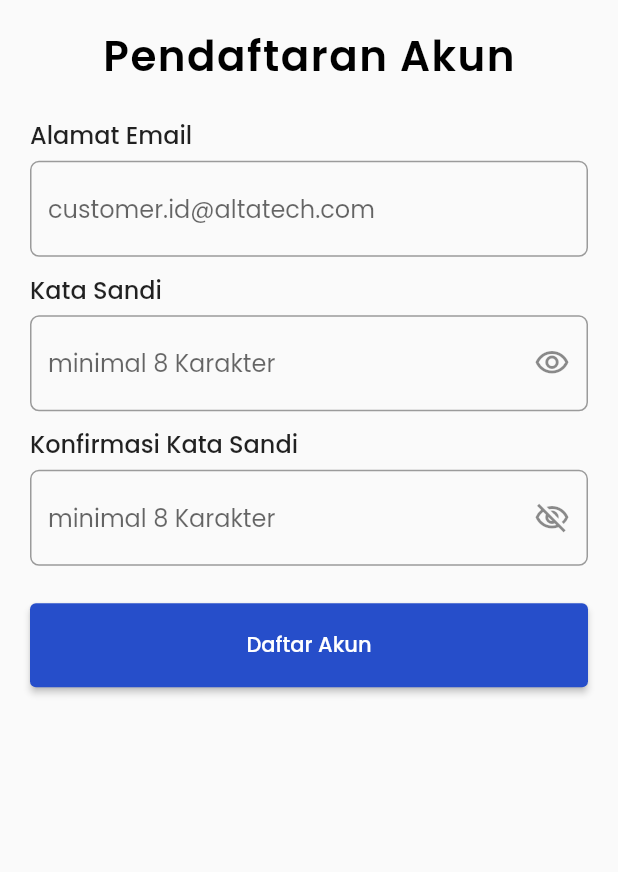
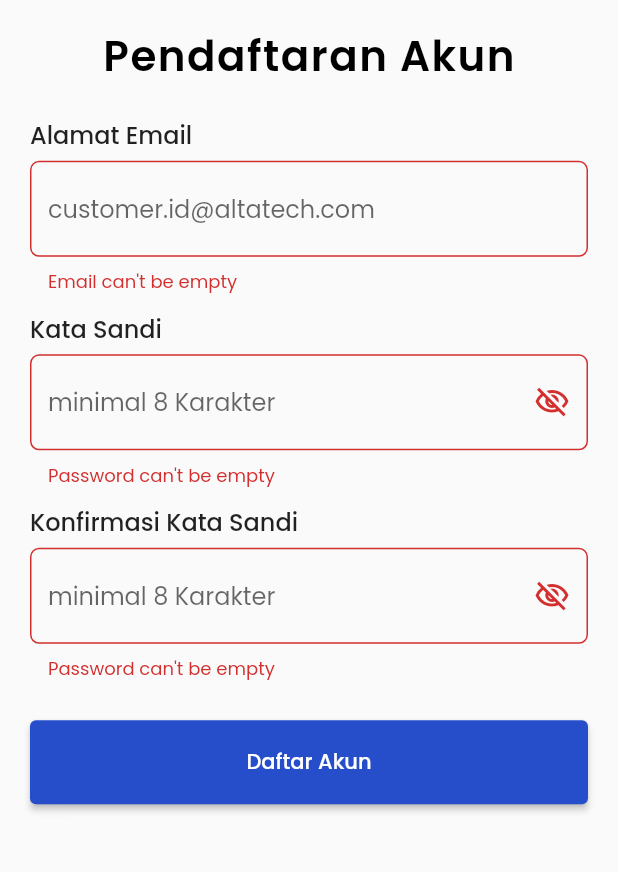
Before and after one commit to Kelompok-17-Capstone/mobile_flutter, a Flutter app: the RegisterView screen opened by its route, after a tap on "Daftar Akun", on a phone screen of 412 x 824 dp, the part 152-1024 px from its top. Run offline on Flutter 3.47's test engine with Material 2 defaults, Android fonts, the phone set to English and light mode, and no system bars; our stand-ins replace barcode_widget, shared_preferences; accounts and stored records are empty.

Commit message:
setup validators, provider & api

```diff
--- a/lib/main.dart
+++ b/lib/main.dart
@@ -1,4 +1,5 @@
 import 'package:flutter/material.dart';
+import 'package:mobile_flutter/views/auth/auth_provider.dart';
 import 'package:mobile_flutter/views/auth/register_view.dart';
 import 'package:mobile_flutter/views/dashboard/dashboard_view.dart';
 import 'package:mobile_flutter/views/dashboard/product/product_provider.dart';
@@ -17,6 +18,7 @@ class MyApp extends StatelessWidget {
   Widget build(BuildContext context) {
     return MultiProvider(
       providers: [
+        ChangeNotifierProvider(create:(context) => AuthProvider()),
         ChangeNotifierProvider(create:(context) => ProductProvider())
       ],
       child: MaterialApp(
--- a/lib/models/user/user_model.dart
+++ b/lib/models/user/user_model.dart
@@ -0,0 +1,22 @@
+import 'dart:convert';
+
+class UserModel {
+
+  final String fullName;
+  final String email;
+  final String phone;
+  final String address;
+
+  UserModel({required this.fullName, required this.email, required this.phone, required this.address});
+
+  static UserModel fromJson({required json}) {
+    final data = jsonDecode(json);
+    return UserModel(
+      fullName: data['fullName'],
+      email: data['email'],
+      phone: data['phone'],
+      address: data['address']
+    );
+  }
+
+}
--- a/lib/shared/form.dart
+++ b/lib/shared/form.dart
@@ -1,8 +1,10 @@
 import 'package:flutter/material.dart';
+import 'package:mobile_flutter/shared/form_validator.dart';
 
 TextFormField emailForm({required TextEditingController controller}) {
   return TextFormField(
     controller: controller,
+    validator: (value) => FormValidator.validateEmail(email: value),
     decoration: InputDecoration(
       hintText: 'customer.id@altatech.com',
       hintStyle: const TextStyle(
@@ -19,6 +21,7 @@ TextFormField passwordForm({required TextEditingController controller, required
 
   return TextFormField(
     controller: controller,
+    validator: (value) => FormValidator.validatePassword(password: value),
     obscureText: isPasswordVisible,
     decoration: InputDecoration(
       hintText: 'minimal 8 Karakter',
--- a/lib/shared/form_validator.dart
+++ b/lib/shared/form_validator.dart
@@ -0,0 +1,44 @@
+class FormValidator {
+  static String? validateName({required String? name}) {
+    if (name == null) {
+      return null;
+    }
+
+    if (name.isEmpty) {
+      return 'Name can\'t be empty';
+    }
+
+    return null;
+  }
+
+  static String? validateEmail({required String? email}) {
+    if (email == null) {
+      return null;
+    }
+
+    RegExp emailRegExp = RegExp(
+        r"^[a-zA-Z0-9.!#$%&'*+/=?^_`{|}~-]+@[a-zA-Z0-9](?:[a-zA-Z0-9-]{0,253}[a-zA-Z0-9])?(?:\.[a-zA-Z0-9](?:[a-zA-Z0-9-]{0,253}[a-zA-Z0-9])?)*$");
+
+    if (email.isEmpty) {
+      return 'Email can\'t be empty';
+    } else if (!emailRegExp.hasMatch(email)) {
+      return 'Enter a correct email';
+    }
+
+    return null;
+  }
+
+  static String? validatePassword({required String? password}) {
+    if (password == null) {
+      return null;
+    }
+
+    if (password.isEmpty) {
+      return 'Password can\'t be empty';
+    } else if (password.length < 8) {
+      return 'Enter a password with length at least 8';
+    }
+
+    return null;
+  }
+}
--- /dev/null
+++ b/lib/shared/snack_bar.dart
@@ -0,0 +1,5 @@
+import 'package:flutter/material.dart';
+
+ScaffoldFeatureController<SnackBar, SnackBarClosedReason> snackBar(BuildContext context, String text) {
+  return ScaffoldMessenger.of(context).showSnackBar(SnackBar(content: Text(text), duration: const Duration(seconds: 3),));
+}
--- /dev/null
+++ b/lib/views/auth/auth_provider.dart
@@ -0,0 +1,25 @@
+import 'package:flutter/material.dart';
+import 'package:mobile_flutter/models/api/auth_api.dart';
+import 'package:mobile_flutter/models/user/user_model.dart';
+
+class AuthProvider extends ChangeNotifier {
+
+  late UserModel user;
+
+  Future<String> register({required String email, required String password, required String confirmationPassword}) async {
+    final auth = AuthAPI();
+    String result = await auth.register(email, password, confirmationPassword);
+    if (result == 'register success') {
+      user = UserModel(
+        fullName: 'Full Name',
+        email: 'Email',
+        phone: '089500000000',
+        address: 'Dago, Bandung, Jawa Barat'
+      );
+      return 'register success';
+    }
+
+    return 'register failed';
+  }
+
+}
--- a/lib/views/auth/register_view.dart
+++ b/lib/views/auth/register_view.dart
@@ -1,6 +1,10 @@
 import 'package:flutter/material.dart';
 import 'package:mobile_flutter/shared/buttons.dart';
 import 'package:mobile_flutter/shared/form.dart';
+import 'package:mobile_flutter/shared/popup_dialog.dart';
+import 'package:mobile_flutter/shared/snack_bar.dart';
+import 'package:mobile_flutter/views/auth/auth_provider.dart';
+import 'package:provider/provider.dart';
 
 class RegisterView extends StatefulWidget {
   const RegisterView({super.key});
@@ -10,9 +14,12 @@ class RegisterView extends StatefulWidget {
 }
 
 class _RegisterViewState extends State<RegisterView> {
-  TextEditingController emailController = TextEditingController();
-  TextEditingController passwordController = TextEditingController();
-  TextEditingController passwordConfirmationController = TextEditingController();
+
+  final formKey = GlobalKey<FormState>();
+  final emailController = TextEditingController();
+  final passwordController = TextEditingController();
+  final confirmationPasswordController = TextEditingController();
+
   bool isPasswordVisible = false;
 
   @override
@@ -48,6 +55,7 @@ class _RegisterViewState extends State<RegisterView> {
               const SizedBox(height: 20),
 
               Form(
+                key: formKey,
                 child: Column(
                   crossAxisAlignment: CrossAxisAlignment.start,
                   children: [
@@ -72,8 +80,8 @@ class _RegisterViewState extends State<RegisterView> {
                     //PASSWORD
                     passwordForm(
                       controller: passwordController,
-                      isPasswordVisible: isPasswordVisible,
-                      icon: !isPasswordVisible ? const Icon(Icons.visibility_outlined) : const Icon(Icons.visibility_off_outlined),
+                      isPasswordVisible: !isPasswordVisible,
+                      icon: isPasswordVisible ? const Icon(Icons.visibility_outlined) : const Icon(Icons.visibility_off_outlined),
                       onPressed: () {
                         setState(() {
                           isPasswordVisible = !isPasswordVisible;
@@ -90,7 +98,7 @@ class _RegisterViewState extends State<RegisterView> {
                     ),
                     const SizedBox(height: 5),
                     passwordForm(
-                      controller: passwordConfirmationController,
+                      controller: confirmationPasswordController,
                       isPasswordVisible: !isPasswordVisible,
                       icon: isPasswordVisible ? const Icon(Icons.visibility_outlined) : const Icon(Icons.visibility_off_outlined),
                       onPressed: () {
@@ -101,10 +109,27 @@ class _RegisterViewState extends State<RegisterView> {
                     ),
                     const SizedBox(height: 25),
 
-                    fullWidthButton(label: 'Daftar Akun', onPressed: () {
+                    fullWidthButton(label: 'Daftar Akun', onPressed: () async {
 
+                      if (formKey.currentState!.validate()) {
+
+                        if (passwordController.text != confirmationPasswordController.text) {
+                          showDialog(context: context, builder:(context) {
+                            return popupMessageDialog(context, content: 'Pastikan password dan confirmation password sama', judul: 'Form Tidak Valid');
+                          });
+                        } else {
+                          String result = await Provider.of<AuthProvider>(context, listen: false).register(
+                            email: emailController.text.trim(),
+                            password: passwordController.text,
+                            confirmationPassword: confirmationPasswordController.text
+                          );
+                          if (result == 'register success') {
+                            if(!mounted) return;
+                            Navigator.pushReplacementNamed(context, '/dashboard');
+                          }
+                        }
+                      }
                     })
-
                   ],
                 ),
               ),
```
Also changed, not shown: lib/models/api/auth_api.dart (+18 -7 lines), lib/shared/popup_dialog.dart (+8 -11 lines).
